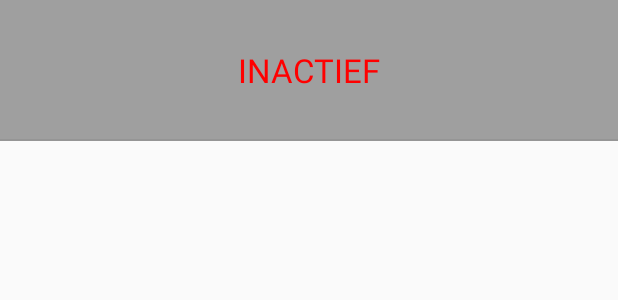
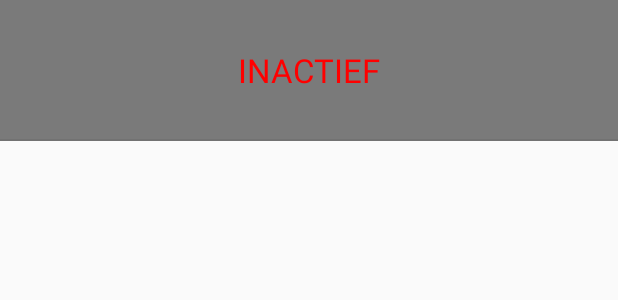
Before and after one commit to tricycle-security/arne-android, an Android app: the layout alert_item.xml on its own in the app's theme, with its tools: preview values and no code run, on a phone screen of 412 x 824 dp. Shown: the top 300 px of the screen. Run offline under Robolectric (Android 15) with nearby library versions, the phone set to English and light mode, and no system bars.

Commit message:
UI changes for alert overview. Added responded status.

```diff
--- a/app/src/main/java/com/tricycle_sec/arne/arne/alerts/AlertActivity.kt
+++ b/app/src/main/java/com/tricycle_sec/arne/arne/alerts/AlertActivity.kt
@@ -6,6 +6,8 @@ import android.support.v7.widget.LinearLayoutManager
 import android.support.v7.widget.RecyclerView
 import android.view.View
 import android.view.ViewGroup
+import com.google.firebase.auth.FirebaseAuth
+import com.google.firebase.auth.FirebaseUser
 import com.google.firebase.database.ChildEventListener
 import com.google.firebase.database.DataSnapshot
 import com.google.firebase.database.DatabaseError
@@ -26,6 +28,7 @@ class AlertActivity : BaseActivity() {
     private var mappedAlerts: HashMap<String , Alert> = hashMapOf()
     private var adapter: AlertAdapter = AlertAdapter(mappedAlerts)
     private val alertRef = FirebaseDatabase.getInstance().getReference(BaseActivity.ALERT_PATH)
+    private val currentUser = FirebaseAuth.getInstance().currentUser as FirebaseUser
     private val alertListener = alertRef.addChildEventListener(object : ChildEventListener {
         override fun onChildAdded(dataSnapshot: DataSnapshot, prevChildKey: String?) {
             val alert = dataSnapshot.getValue<Alert>(Alert::class.java)!!
@@ -60,7 +63,6 @@ class AlertActivity : BaseActivity() {
 
         content_frame.layoutManager = LinearLayoutManager(this@AlertActivity)
         content_frame.adapter = adapter
-
     }
 
     override fun onResume() {
@@ -91,6 +93,9 @@ class AlertActivity : BaseActivity() {
             holder.view.title.text = alerts[position].kind
             holder.view.responders.text = String.format(getString(R.string.alert_responders), alerts[position].responders.size)
             holder.view.item_overlay.visibility = if(alerts[position].active) View.GONE else View.VISIBLE
+            if(alerts[position].responders.containsKey(currentUser.uid)) {
+                holder.view.responded.text = if(alerts[position].responders[currentUser.uid]!!.responding) getString(R.string.overview_responding) else getString(R.string.overview_not_responding)
+            }
 
             val sdf = SimpleDateFormat("dd-MM-yyyy")
             val cal = Calendar.getInstance()
--- a/app/src/main/res/layout/alert_item.xml
+++ b/app/src/main/res/layout/alert_item.xml
@@ -15,8 +15,8 @@
             android:id="@+id/title"
             android:layout_width="wrap_content"
             android:layout_height="wrap_content"
-            android:layout_marginLeft="24dp"
-            android:layout_marginRight="24dp"
+            android:layout_marginLeft="16dp"
+            android:layout_marginRight="16dp"
             android:layout_marginTop="16dp"
             android:fontFamily="sans-serif-regular"
             android:textColor="@color/black"
@@ -26,20 +26,36 @@
             android:id="@+id/date"
             android:layout_width="wrap_content"
             android:layout_height="wrap_content"
-            android:layout_marginLeft="24dp"
-            android:layout_marginRight="24dp"
+            android:layout_marginLeft="16dp"
+            android:layout_marginRight="16dp"
             android:fontFamily="sans-serif-regular"
             android:textSize="14sp" />
+
+        <RelativeLayout
+            android:layout_width="match_parent"
+            android:layout_height="wrap_content">
 
             <TextView
                 android:id="@+id/responders"
                 android:layout_width="wrap_content"
                 android:layout_height="wrap_content"
-            android:layout_marginBottom="16dp"
-            android:layout_marginLeft="24dp"
-            android:layout_marginRight="24dp"
+                android:layout_marginLeft="16dp"
+                android:layout_marginRight="16dp"
                 android:fontFamily="sans-serif-regular"
                 android:textSize="14sp" />
+
+            <TextView
+                android:id="@+id/responded"
+                android:layout_width="wrap_content"
+                android:layout_height="wrap_content"
+                android:layout_marginBottom="16dp"
+                android:layout_marginRight="16dp"
+                android:layout_alignParentRight="true"
+                android:textColor="@color/black"
+                android:fontFamily="sans-serif-regular"
+                android:textSize="14sp" />
+
+        </RelativeLayout>
 
         <include layout="@layout/divider" />
     </LinearLayout>
--- a/app/src/main/res/values/colors.xml
+++ b/app/src/main/res/values/colors.xml
@@ -5,7 +5,7 @@
     <color name="colorAccent">#989da0</color>
     <color name="transparant">#00EEEEEE</color>
 
-    <color name="black_transparant">#60000000</color>
+    <color name="black_transparant">#85000000</color>
     <color name="black">#000000</color>
     <color name="white">#FFFFFF</color>
     <color name="red">#FF0000</color>
--- a/app/src/main/res/values/strings.xml
+++ b/app/src/main/res/values/strings.xml
@@ -22,6 +22,8 @@
     <string name="alert_responders">Responders aangemeld: %d</string>
     <string name="alert_expired">INACTIEF</string>
 
+    <string name="overview_responding">Aangemeld</string>
+    <string name="overview_not_responding">Afgemeld</string>
     <string name="alert_type_header">Incident</string>
     <string name="alert_description_header">Extra informatie</string>
     <string name="response_header_time">Er is om</string>
```
Lines whose indentation alone changed are shown as unchanged.
